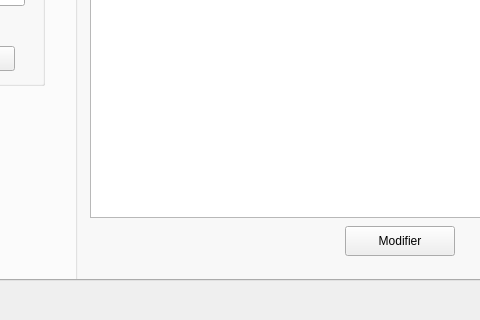
This is Khalil SRIDI/gestionAmelioration/mainwindow.ui in KhalilSRIDI/Smart_Factory_2A1 as Qt 5 draws it before an edit; both pictures show x 377 to 857 and y 350 to 670 of the 1223 by 670 pixel window. The edited form follows.
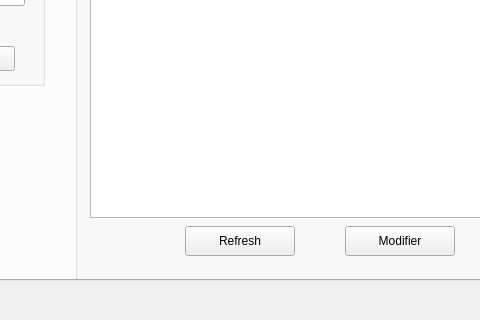
This is the edited form. The open tabs and pages were chosen to show the change.

Commit message: update(refresh button)

```diff
--- a/Khalil SRIDI/gestionAmelioration/mainwindow.ui
+++ b/Khalil SRIDI/gestionAmelioration/mainwindow.ui
@@ -844,6 +844,19 @@
        </property>
       </widget>
      </widget>
+     <widget class="QPushButton" name="pushButtonRefreshF">
+      <property name="geometry">
+       <rect>
+        <x>550</x>
+        <y>520</y>
+        <width>110</width>
+        <height>30</height>
+       </rect>
+      </property>
+      <property name="text">
+       <string>Refresh</string>
+      </property>
+     </widget>
     </widget>
    </widget>
    <zorder>tabWidget</zorder>
```
Left out of the diff: 15 changed lines with no effect on the pictures. The commit also changes 2 other files.
